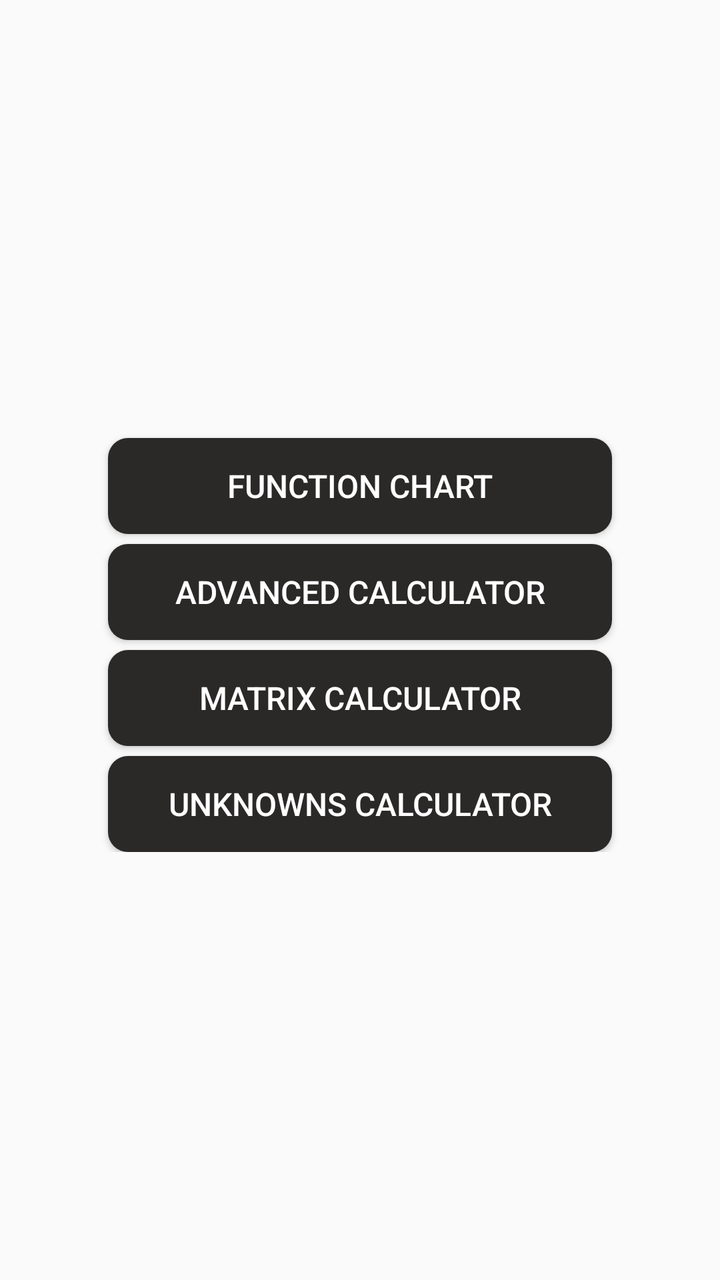
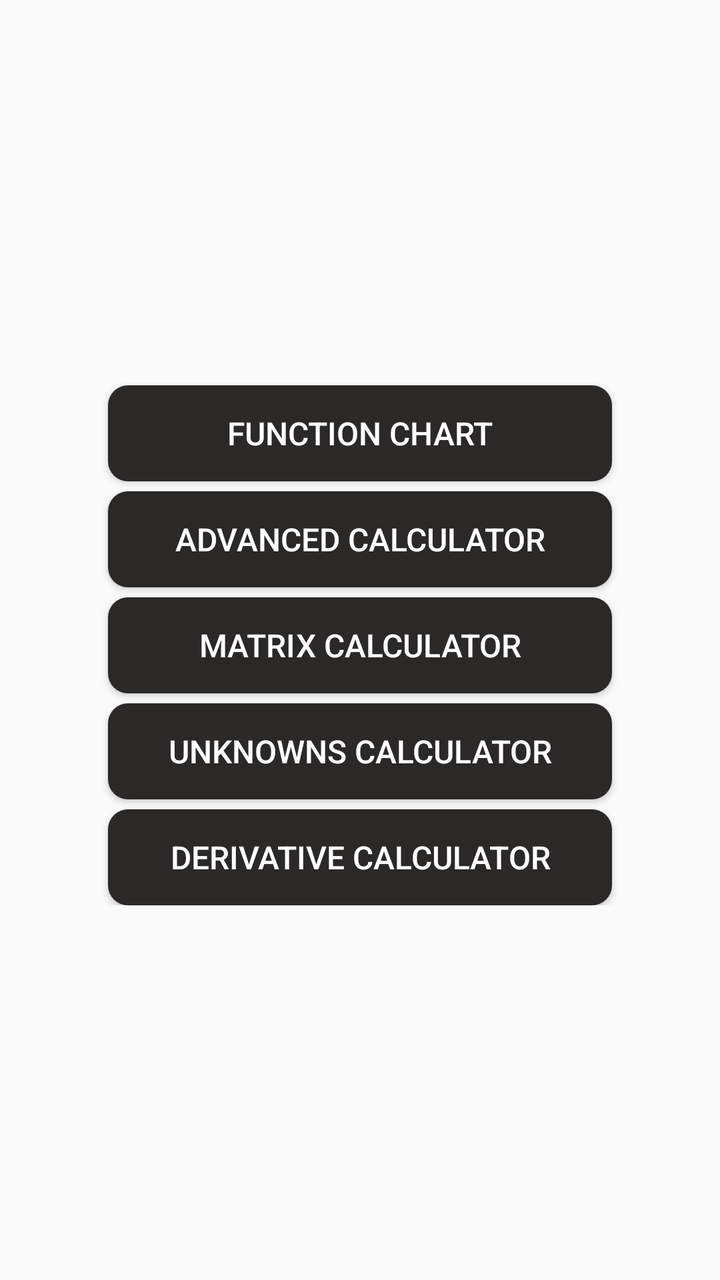

The first picture is an Android layout as it rendered before a commit; the second is the same layout after the commit. The layout source and the unified diff follow.
<!-- AndroidManifest.xml: application theme Theme.MathMaster -->
<!-- res/layout/tools_activity.xml -->
<?xml version="1.0" encoding="utf-8"?>
<androidx.constraintlayout.widget.ConstraintLayout
    xmlns:android="http://schemas.android.com/apk/res/android"
    xmlns:app="http://schemas.android.com/apk/res-auto"
    android:layout_width="match_parent"
    android:layout_height="match_parent">

    <androidx.constraintlayout.widget.ConstraintLayout
        android:id="@+id/constraintLayout"
        android:layout_width="match_parent"
        android:layout_height="wrap_content"
        app:layout_constraintBottom_toBottomOf="parent"
        app:layout_constraintEnd_toEndOf="parent"
        app:layout_constraintHorizontal_bias="0.0"
        app:layout_constraintStart_toStartOf="parent"
        app:layout_constraintTop_toTopOf="parent">

        <Button
            android:id="@+id/FunctionChart"
            style="@style/MenuButtonStyle"
            android:layout_width="0dp"
            android:layout_height="wrap_content"
            android:text="@string/FunctionChart"
            android:layout_marginTop="5dp"
            app:layout_constraintEnd_toEndOf="parent"
            app:layout_constraintStart_toStartOf="parent"
            app:layout_constraintTop_toTopOf="parent"
            app:layout_constraintWidth_percent="0.7" />

        <Button
            android:id="@+id/AdvancedCalculator"
            style="@style/MenuButtonStyle"
            android:layout_width="0dp"
            android:layout_height="wrap_content"
            android:text="@string/AdvancedCalculator"
            android:layout_marginTop="5dp"
            app:layout_constraintEnd_toEndOf="parent"
            app:layout_constraintStart_toStartOf="parent"
            app:layout_constraintTop_toBottomOf="@+id/FunctionChart"
            app:layout_constraintWidth_percent="0.7" />

        <Button
            android:id="@+id/MatrixCalculator"
            style="@style/MenuButtonStyle"
            android:layout_width="0dp"
            android:layout_height="wrap_content"
            android:layout_marginTop="5dp"
            android:text="@string/MatrixCalculator"
            app:layout_constraintEnd_toEndOf="parent"
            app:layout_constraintStart_toStartOf="parent"
            app:layout_constraintTop_toBottomOf="@+id/AdvancedCalculator"
            app:layout_constraintWidth_percent="0.7" />

        <Button
            android:id="@+id/UnknownsCalculator"
            style="@style/MenuButtonStyle"
            android:layout_width="0dp"
            android:layout_height="wrap_content"
            android:layout_marginTop="5dp"
            android:text="@string/UnknownsCalculator"
            app:layout_constraintEnd_toEndOf="parent"
            app:layout_constraintStart_toStartOf="parent"
            app:layout_constraintTop_toBottomOf="@+id/MatrixCalculator"
            app:layout_constraintWidth_percent="0.7" />

    </androidx.constraintlayout.widget.ConstraintLayout>

</androidx.constraintlayout.widget.ConstraintLayout>
<!-- resources referenced by this layout -->
<resources>
  <string name="AdvancedCalculator" translatable="false">Advanced calculator</string>
  <string name="FunctionChart" translatable="false">Function chart</string>
  <string name="MatrixCalculator" translatable="false">Matrix calculator</string>
  <string name="UnknownsCalculator" translatable="false">Unknowns calculator</string>
  
      // Advance calculator
  <style name="MenuButtonStyle" parent="Widget.AppCompat.Button">
          <item name="android:background">@drawable/menubutton_background</item>
          <item name="android:textColor">#FFFFFF</item>
          <item name="android:textSize">16sp</item>
          <item name="android:padding">12dp</item>
      </style>
  <style name="Theme.MathMaster" parent="android:Theme.Material.Light.NoActionBar.Fullscreen" />
  <!-- drawable menubutton_background (drawable) -->
  <?xml version="1.0" encoding="utf-8"?>
  <shape xmlns:android="http://schemas.android.com/apk/res/android">
      <solid android:color="@color/DarkGrey" />
      <corners android:radius="10dp" />
  </shape>
  <color name="DarkGrey">#2B2828</color>
</resources>

<!-- the commit's change to res/layout/tools_activity.xml (unified diff, before → after) -->
@@ -63,6 +63,18 @@
             app:layout_constraintTop_toBottomOf="@+id/MatrixCalculator"
             app:layout_constraintWidth_percent="0.7" />
 
+        <Button
+            android:id="@+id/DerivativeCalculator"
+            style="@style/MenuButtonStyle"
+            android:layout_width="0dp"
+            android:layout_height="wrap_content"
+            android:layout_marginTop="5dp"
+            android:text="@string/DerivativeCalculator"
+            app:layout_constraintEnd_toEndOf="parent"
+            app:layout_constraintStart_toStartOf="parent"
+            app:layout_constraintTop_toBottomOf="@+id/UnknownsCalculator"
+            app:layout_constraintWidth_percent="0.7" />
+
     </androidx.constraintlayout.widget.ConstraintLayout>
 
 </androidx.constraintlayout.widget.ConstraintLayout>
<!-- resource entries referenced after the edit -->
@@ -1,11 +1,12 @@
 <!-- resources referenced by this layout -->
 <resources>
   <string name="AdvancedCalculator" translatable="false">Advanced calculator</string>
+  <string name="DerivativeCalculator" translatable="false">Derivative calculator</string>
+  
+      // Advance calculator
   <string name="FunctionChart" translatable="false">Function chart</string>
   <string name="MatrixCalculator" translatable="false">Matrix calculator</string>
   <string name="UnknownsCalculator" translatable="false">Unknowns calculator</string>
-  
-      // Advance calculator
   <style name="MenuButtonStyle" parent="Widget.AppCompat.Button">
           <item name="android:background">@drawable/menubutton_background</item>
           <item name="android:textColor">#FFFFFF</item>
